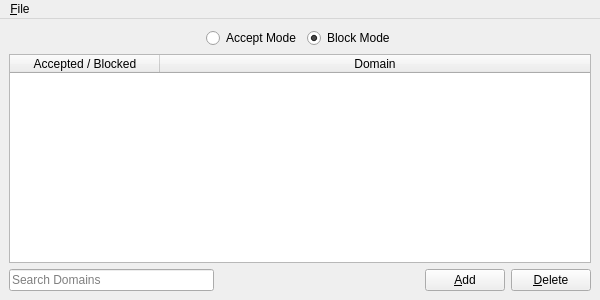
Above: 2.x/UI/dooble_accepted_or_blocked_domains.ui from textbrowser/dooble before the change. Below: the same form after it.
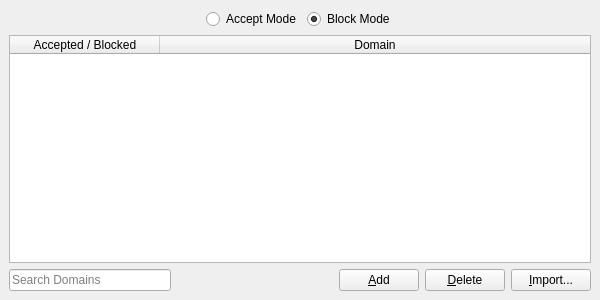
That is the form after the change. Icons and pictures are not drawn. Custom widgets are drawn as their Qt base class.

Commit message: Replaced menu item with push button.

What changed in the file:
```diff
--- a/2.x/UI/dooble_accepted_or_blocked_domains.ui
+++ b/2.x/UI/dooble_accepted_or_blocked_domains.ui
@@ -155,32 +155,17 @@
         </property>
        </widget>
       </item>
+      <item>
+       <widget class="QPushButton" name="import">
+        <property name="text">
+         <string>&amp;Import...</string>
+        </property>
+       </widget>
+      </item>
      </layout>
     </item>
    </layout>
   </widget>
-  <widget class="QMenuBar" name="menuBar">
-   <property name="geometry">
-    <rect>
-     <x>0</x>
-     <y>0</y>
-     <width>600</width>
-     <height>22</height>
-    </rect>
-   </property>
-   <widget class="QMenu" name="menu_File">
-    <property name="title">
-     <string>&amp;File</string>
-    </property>
-    <addaction name="action_import"/>
-   </widget>
-   <addaction name="menu_File"/>
-  </widget>
-  <action name="action_import">
-   <property name="text">
-    <string>&amp;Import...</string>
-   </property>
-  </action>
  </widget>
  <customwidgets>
   <customwidget>
```
The commit also changes 2 other files.
